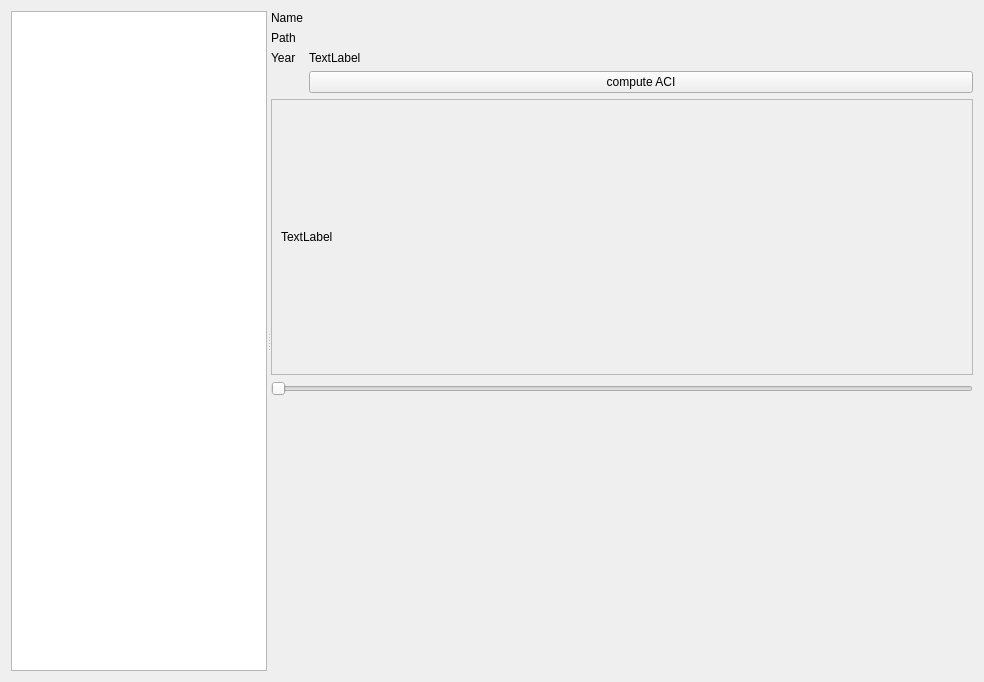
First picture: the form in src/gui/widgets/audio/ui/audiomanager.ui, repository Vin985/ecosongs, before the edit.
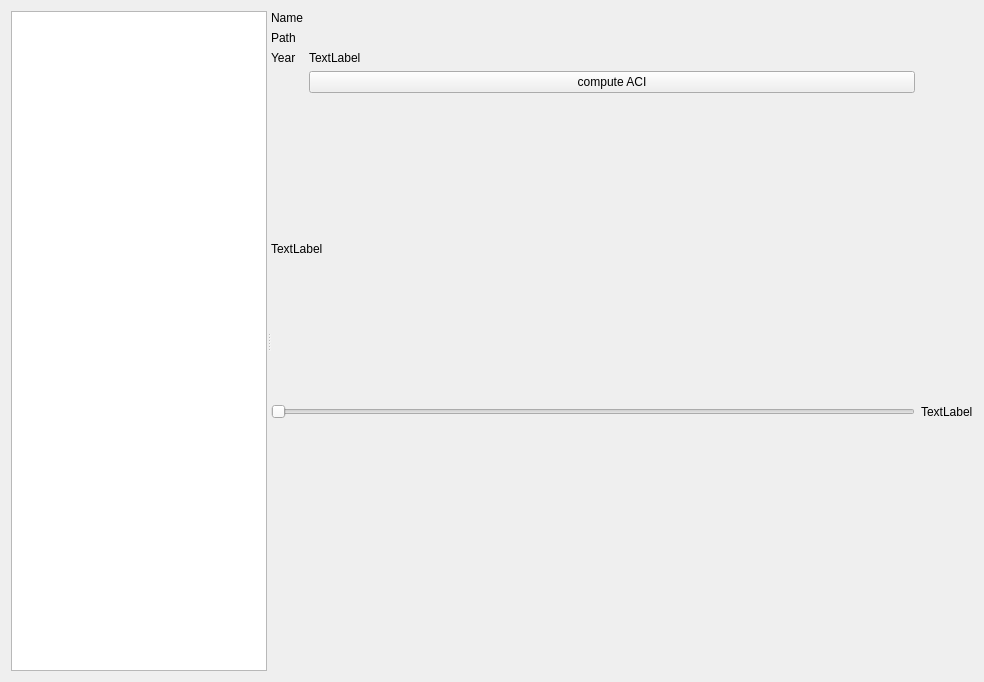
Second picture: the form after the edit.

Commit message: Major update on spectrogram view: Slider added to view the whole spectrogram instead of only the first 15 seconds

```diff
--- a/src/gui/widgets/audio/ui/audiomanager.ui
+++ b/src/gui/widgets/audio/ui/audiomanager.ui
@@ -47,6 +47,13 @@
        </sizepolicy>
       </property>
       <layout class="QGridLayout" name="gridLayout">
+       <item row="3" column="1">
+        <widget class="QPushButton" name="pushButton">
+         <property name="text">
+          <string>compute ACI</string>
+         </property>
+        </widget>
+       </item>
        <item row="2" column="0">
         <widget class="QLabel" name="label_5">
          <property name="sizePolicy">
@@ -73,20 +80,6 @@
          </property>
         </spacer>
        </item>
-       <item row="2" column="1">
-        <widget class="QLabel" name="year">
-         <property name="text">
-          <string>TextLabel</string>
-         </property>
-        </widget>
-       </item>
-       <item row="3" column="1">
-        <widget class="QPushButton" name="pushButton">
-         <property name="text">
-          <string>compute ACI</string>
-         </property>
-        </widget>
-       </item>
        <item row="0" column="0">
         <widget class="QLabel" name="label">
          <property name="text">
@@ -108,30 +101,17 @@
          </property>
         </widget>
        </item>
-       <item row="4" column="0" colspan="2">
-        <widget class="QScrollArea" name="scrollArea">
-         <property name="widgetResizable">
-          <bool>true</bool>
+       <item row="5" column="2">
+        <widget class="QLabel" name="lbl_duration">
+         <property name="sizePolicy">
+          <sizepolicy hsizetype="Preferred" vsizetype="Preferred">
+           <horstretch>0</horstretch>
+           <verstretch>0</verstretch>
+          </sizepolicy>
          </property>
-         <widget class="QWidget" name="scrollAreaWidgetContents">
-          <property name="geometry">
-           <rect>
-            <x>0</x>
-            <y>0</y>
-            <width>686</width>
-            <height>256</height>
-           </rect>
-          </property>
-          <layout class="QHBoxLayout" name="horizontalLayout">
-           <item>
-            <widget class="QLabel" name="spectrogram">
-             <property name="text">
-              <string>TextLabel</string>
-             </property>
-            </widget>
-           </item>
-          </layout>
-         </widget>
+         <property name="text">
+          <string>TextLabel</string>
+         </property>
         </widget>
        </item>
        <item row="1" column="1">
@@ -142,9 +122,41 @@
         </widget>
        </item>
        <item row="5" column="0" colspan="2">
-        <widget class="QSlider" name="horizontalSlider">
+        <widget class="QSlider" name="time_slider">
+         <property name="sizePolicy">
+          <sizepolicy hsizetype="Expanding" vsizetype="Fixed">
+           <horstretch>3</horstretch>
+           <verstretch>0</verstretch>
+          </sizepolicy>
+         </property>
          <property name="orientation">
           <enum>Qt::Horizontal</enum>
+         </property>
+         <property name="tickPosition">
+          <enum>QSlider::NoTicks</enum>
+         </property>
+         <property name="tickInterval">
+          <number>1</number>
+         </property>
+        </widget>
+       </item>
+       <item row="4" column="0" colspan="3">
+        <widget class="QLabel" name="lbl_spectro">
+         <property name="minimumSize">
+          <size>
+           <width>0</width>
+           <height>299</height>
+          </size>
+         </property>
+         <property name="text">
+          <string>TextLabel</string>
+         </property>
+        </widget>
+       </item>
+       <item row="2" column="1">
+        <widget class="QLabel" name="year">
+         <property name="text">
+          <string>TextLabel</string>
          </property>
         </widget>
        </item>
```
The commit also changes 4 other files.
